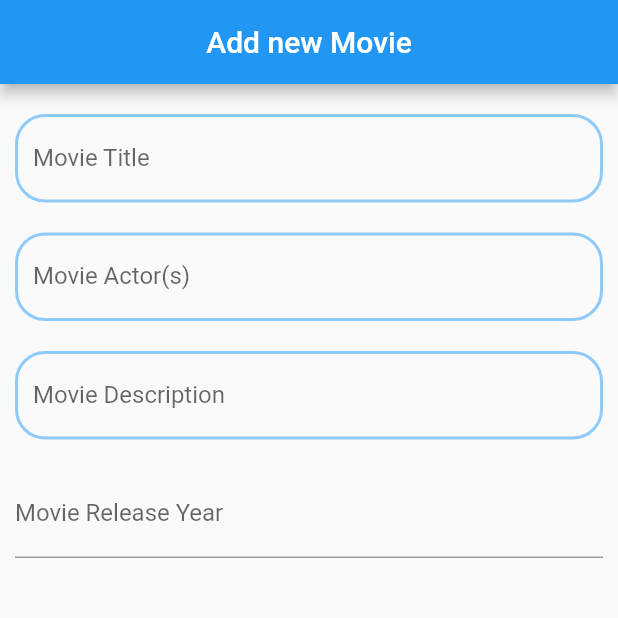
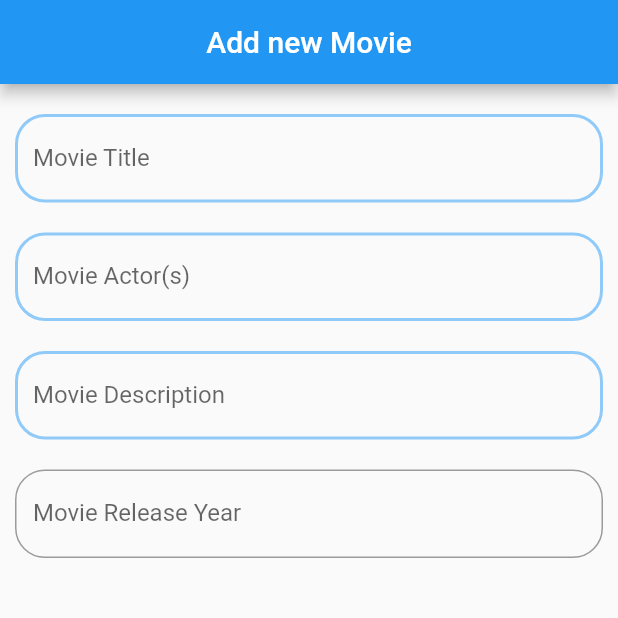
Before and after one commit to johnnylyimo/Flutter_MovieRental, a Flutter app: the screen it shows after launch, on a phone screen of 412 x 824 dp, the top half of it. Run offline on Flutter 3.47's test engine with Material 2 defaults, Android fonts, the phone set to English and light mode, and no system bars; our stand-ins replace sqflite; accounts and stored records are empty.

Commit message:
Defined TextFormField 4 InputDecoration border

```diff
--- a/lib/screens/add_movie.dart
+++ b/lib/screens/add_movie.dart
@@ -99,6 +99,9 @@ class _AddMovieState extends State<AddMovie> {
                   controller: descController,
                   decoration: InputDecoration(
                     labelText: 'Movie Release Year',
+                    border: OutlineInputBorder(
+                      borderRadius: BorderRadius.circular(20.0),
+                    ),
                   ),
                   validator: (val) =>
                       val.isEmpty ? 'Please enter Movie released year' : null,
```
